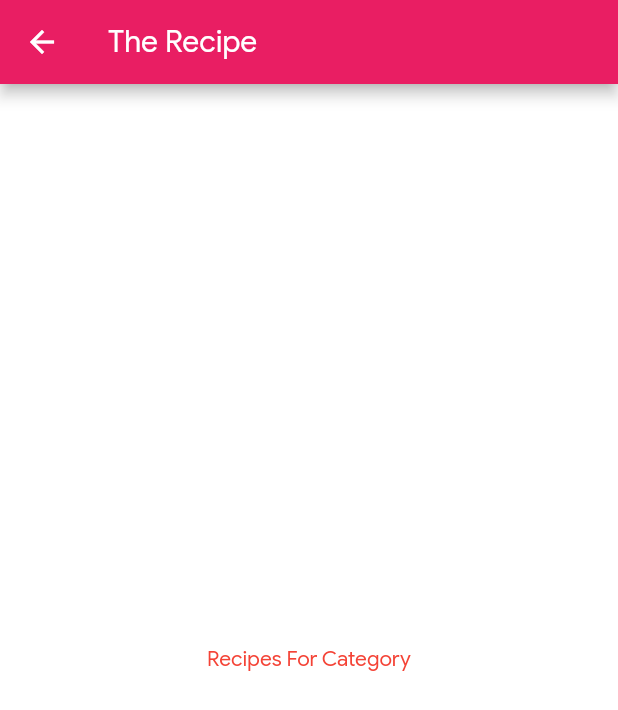
After one commit to Amitpatil215/Dinner-Time, a Flutter app: the screen it shows after launch, after a tap on "Italian", on a phone screen of 412 x 824 dp. The commit adds this screen. Shown: the top 710 px of the screen. Run offline on Flutter 3.47's test engine with Material 2 defaults, Android fonts, the phone set to English and light mode, and no system bars.

Commit message:
Navigation to Recipe Page From Category Page

```diff
--- a/lib/category_item.dart
+++ b/lib/category_item.dart
@@ -1,4 +1,5 @@
 import 'package:flutter/material.dart';
+import 'category_meals_screen.dart';
 
 class CategoryItem extends StatelessWidget {
   final String title;
@@ -6,9 +7,22 @@
 
   const CategoryItem({this.title, this.color});
 
+  void selectCategory(BuildContext ctx) {
+    Navigator.of(ctx).push(
+      MaterialPageRoute(
+        builder: (_) {
+          return CategoryMealsScreen();
+        },
+      ),
+    );
+  }
+
   @override
   Widget build(BuildContext context) {
-    return Container(
+    return InkWell(
+      splashColor: Theme.of(context).primaryColor,
+      onTap: () => selectCategory(context),
+      child: Container(
         padding: EdgeInsets.all(15),
         child: Text(
           title,
@@ -25,6 +39,7 @@
           ),
           borderRadius: BorderRadius.circular(15),
         ),
+      ),
     );
   }
 }
--- /dev/null
+++ b/lib/category_meals_screen.dart
@@ -0,0 +1,15 @@
+import 'package:flutter/material.dart';
+
+class CategoryMealsScreen extends StatelessWidget {
+  @override
+  Widget build(BuildContext context) {
+    return Scaffold(
+      appBar: AppBar(
+        title: Text("The Recipe"),
+      ),
+      body: Center(
+        child: Text("Recipes For Category"),
+      ),
+    );
+  }
+}
```
Lines whose indentation alone changed are shown as unchanged.
